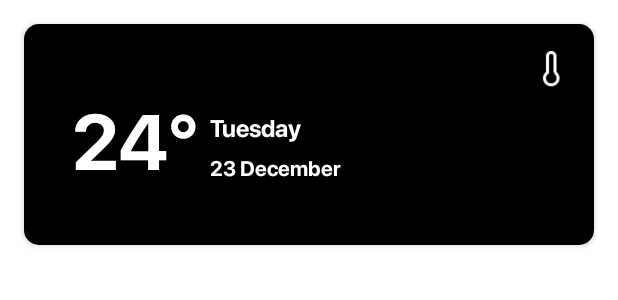
After one commit to KamilKhametov/WeatherApp, an Android app: the layout item_search.xml on its own in the app's theme, with its tools: preview values and no code run, on a phone screen of 412 x 824 dp. The commit adds this screen. Shown: the top 300 px of the screen. Run offline under Robolectric (Android 15) with nearby library versions, the phone set to English and light mode, and no system bars.

Commit message:
Добавление нового в дизайн на экране "Поиск" + отображение погоды на неделю Чистка кода и изменения в модельке данных

```diff
--- a/app/src/main/java/com/example/weatherapp/search/mvp/SearchView.kt
+++ b/app/src/main/java/com/example/weatherapp/search/mvp/SearchView.kt
@@ -1,4 +1,6 @@
 package com.example.weatherapp.search.mvp
+
+import com.example.weatherapp.models.WeekModel
 
 interface SearchView {
 
@@ -6,6 +8,9 @@ interface SearchView {
     fun hideProgress()
 
     fun showTempToday(temp: String)
+    fun showWeekWeather(listWeather: ArrayList<WeekModel>)
 
     fun showError(errorMessage: String)
+    fun showTodayTitle()
+    fun showTodayWeatherIcon(state: String)
 }
--- /dev/null
+++ b/app/src/main/res/layout/item_search.xml
@@ -0,0 +1,72 @@
+<?xml version="1.0" encoding="utf-8"?>
+<androidx.cardview.widget.CardView
+    xmlns:android="http://schemas.android.com/apk/res/android"
+    xmlns:app="http://schemas.android.com/apk/res-auto"
+    android:layout_width="match_parent"
+    android:layout_height="wrap_content"
+    xmlns:tools="http://schemas.android.com/tools"
+    app:cardCornerRadius="10dp"
+    android:layout_margin="16dp">
+
+    <androidx.constraintlayout.widget.ConstraintLayout
+        android:layout_width="match_parent"
+        android:layout_height="wrap_content"
+        android:background="@color/black"
+        tools:ignore="MissingConstraints">
+
+        <TextView
+            android:id="@+id/temp_title"
+            android:layout_width="wrap_content"
+            android:layout_height="wrap_content"
+            android:layout_marginLeft="32dp"
+            android:layout_marginTop="42dp"
+            android:layout_marginBottom="36dp"
+            android:fontFamily="@font/sf_pro_display"
+            android:textColor="@color/white"
+            android:textSize="52sp"
+            app:layout_constraintBottom_toBottomOf="parent"
+            app:layout_constraintStart_toStartOf="parent"
+            app:layout_constraintTop_toTopOf="parent"
+            tools:text="24°" />
+
+    <TextView
+        android:id="@+id/day_title"
+        android:layout_width="wrap_content"
+        android:layout_height="wrap_content"
+        android:textColor="@color/white"
+        android:textSize="16sp"
+        tools:text="Tuesday"
+        android:fontFamily="@font/sf_pro_display"
+        app:layout_constraintStart_toEndOf="@+id/temp_title"
+        app:layout_constraintTop_toTopOf="parent"
+        android:layout_marginTop="58dp"
+        android:layout_marginLeft="8dp" />
+
+        <TextView
+            android:id="@+id/date_title"
+            android:layout_width="wrap_content"
+            android:layout_height="wrap_content"
+            android:layout_marginStart="8dp"
+            android:layout_marginLeft="8dp"
+            android:layout_marginTop="6dp"
+            android:fontFamily="@font/sf_pro_display"
+            android:textColor="@color/white"
+            android:textSize="14sp"
+            app:layout_constraintStart_toEndOf="@+id/temp_title"
+            app:layout_constraintTop_toBottomOf="@+id/day_title"
+            tools:text="23 December" />
+
+        <ImageView
+            android:id="@+id/iconWeather"
+            android:layout_width="24dp"
+            android:layout_height="24dp"
+            android:layout_marginTop="18dp"
+            android:layout_marginEnd="16dp"
+            android:layout_marginRight="16dp"
+            app:layout_constraintEnd_toEndOf="parent"
+            app:layout_constraintTop_toTopOf="parent"
+            tools:background="@drawable/img_default" />
+
+    </androidx.constraintlayout.widget.ConstraintLayout>
+
+</androidx.cardview.widget.CardView>
--- a/app/src/main/res/values/colors.xml
+++ b/app/src/main/res/values/colors.xml
@@ -12,4 +12,5 @@
     <color name="search_screen_top_layout">#29D890</color>
     <color name="search_screen_edittext_hint">#D2D2D2</color>
     <color name="search_screen_title_today">#7A7A7A</color>
+    <color name="search_item_layout">#00D2FF</color>
 </resources>
--- a/app/src/main/res/values/strings.xml
+++ b/app/src/main/res/values/strings.xml
@@ -5,5 +5,5 @@
 
     <!--Search screen-->
     <string name="search_screen_edittext_hint">Введите город</string>
-    <string name="search_screen_title_today">Сегодня</string>
+    <string name="search_screen_title_today">Сейчас</string>
 </resources>
```
Also changed, not shown: app/src/main/java/com/example/weatherapp/global/DataManager.kt (+5 -2 lines), app/src/main/java/com/example/weatherapp/global/DataManagerImpl.kt (+9 -2 lines), app/src/main/java/com/example/weatherapp/models/TodayModel.kt (added, +17 -0 lines), app/src/main/java/com/example/weatherapp/models/WeekModel.kt (added, +23 -0 lines), app/src/main/java/com/example/weatherapp/network/WeatherApi.kt (+4 -3 lines), app/src/main/java/com/example/weatherapp/search/mvp/SearchPresenter.kt (+17 -4 lines), app/src/main/java/com/example/weatherapp/search/ui/SearchAdapter.kt (added, +69 -0 lines), app/src/main/java/com/example/weatherapp/search/ui/SearchFragment.kt (+53 -1 lines), app/src/main/res/layout/fragment_search.xml (+37 -32 lines), app/src/main/res/drawable-v24/ic_cloud.png (added), app/src/main/res/drawable-v24/ic_rain.png (added), app/src/main/res/drawable-v24/ic_sun_today.png (added), app/src/main/res/drawable-v24/img.png (added), app/src/main/res/drawable-v24/img_1.png (added), 1 more files.
